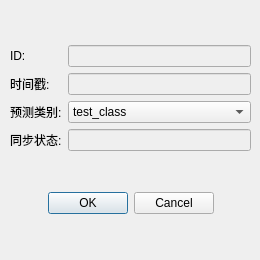
JerryWen1126/BatSys, file edit_dialog.ui: the form before one commit.
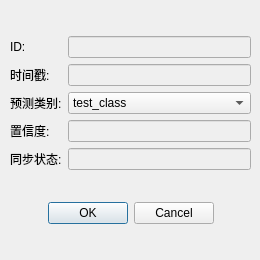
The form after the commit.

```diff
--- a/edit_dialog.ui
+++ b/edit_dialog.ui
@@ -54,6 +54,13 @@
           </property>
          </widget>
         </item>
+        <item>
+         <widget class="QLabel" name="predict_chance_lb">
+          <property name="text">
+           <string>置信度:</string>
+          </property>
+         </widget>
+        </item>
         <item>
          <widget class="QLabel" name="sync_status_lb">
           <property name="text">
@@ -117,6 +124,13 @@
           </item>
          </widget>
         </item>
+        <item>
+         <widget class="QLineEdit" name="predict_chance_le">
+          <property name="enabled">
+           <bool>false</bool>
+          </property>
+         </widget>
+        </item>
         <item>
          <widget class="QLineEdit" name="sync_status_le">
           <property name="enabled">
```
